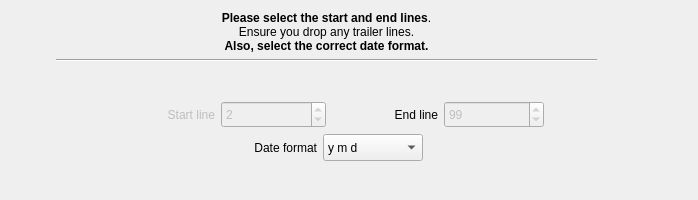
KDE/kmymoney, file kmymoney/plugins/csvimport/lines-datewizardpage.ui: the form before one commit.
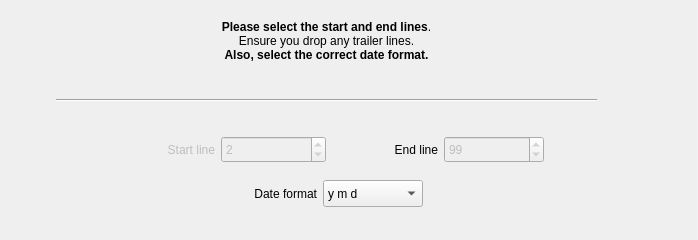
The form after the commit. Custom widgets are drawn as their Qt base class.

Commit message: Highlight unwanted rows instead of deleting them on import. Improve display to avoid clipping height of rows. Standardise height of wizard pages so table widget height doesn't change. Don't move position of 'Back' button between pages. Check for valid numeric entries on investment import.

Diff of the .ui file:
```diff
--- a/kmymoney/plugins/csvimport/lines-datewizardpage.ui
+++ b/kmymoney/plugins/csvimport/lines-datewizardpage.ui
@@ -7,7 +7,7 @@
     <x>0</x>
     <y>0</y>
     <width>698</width>
-    <height>200</height>
+    <height>240</height>
    </rect>
   </property>
   <property name="sizePolicy">
@@ -16,10 +16,16 @@
     <verstretch>0</verstretch>
    </sizepolicy>
   </property>
+  <property name="minimumSize">
+   <size>
+    <width>0</width>
+    <height>230</height>
+   </size>
+  </property>
   <property name="maximumSize">
    <size>
     <width>16777215</width>
-    <height>240</height>
+    <height>267</height>
    </size>
   </property>
   <property name="windowTitle">
@@ -45,7 +51,7 @@
       </spacer>
      </item>
      <item>
-      <layout class="QVBoxLayout" name="verticalLayout" stretch="40,3,0,40,40,0">
+      <layout class="QVBoxLayout" name="verticalLayout" stretch="40,2,3,2,40,1,40,2">
        <item>
         <widget class="QLabel" name="label">
          <property name="maximumSize">
@@ -65,6 +71,19 @@
          </property>
         </widget>
        </item>
+       <item>
+        <spacer name="verticalSpacer_3">
+         <property name="orientation">
+          <enum>Qt::Vertical</enum>
+         </property>
+         <property name="sizeHint" stdset="0">
+          <size>
+           <width>20</width>
+           <height>40</height>
+          </size>
+         </property>
+        </spacer>
+       </item>
        <item>
         <widget class="Line" name="line_hor">
          <property name="orientation">
@@ -217,6 +236,19 @@
          </item>
         </layout>
        </item>
+       <item>
+        <spacer name="verticalSpacer_4">
+         <property name="orientation">
+          <enum>Qt::Vertical</enum>
+         </property>
+         <property name="sizeHint" stdset="0">
+          <size>
+           <width>20</width>
+           <height>40</height>
+          </size>
+         </property>
+        </spacer>
+       </item>
        <item>
         <layout class="QHBoxLayout" name="horizontalLayout" stretch="30,30,0,40">
          <property name="topMargin">
```
The commit also changes 18 other files.
